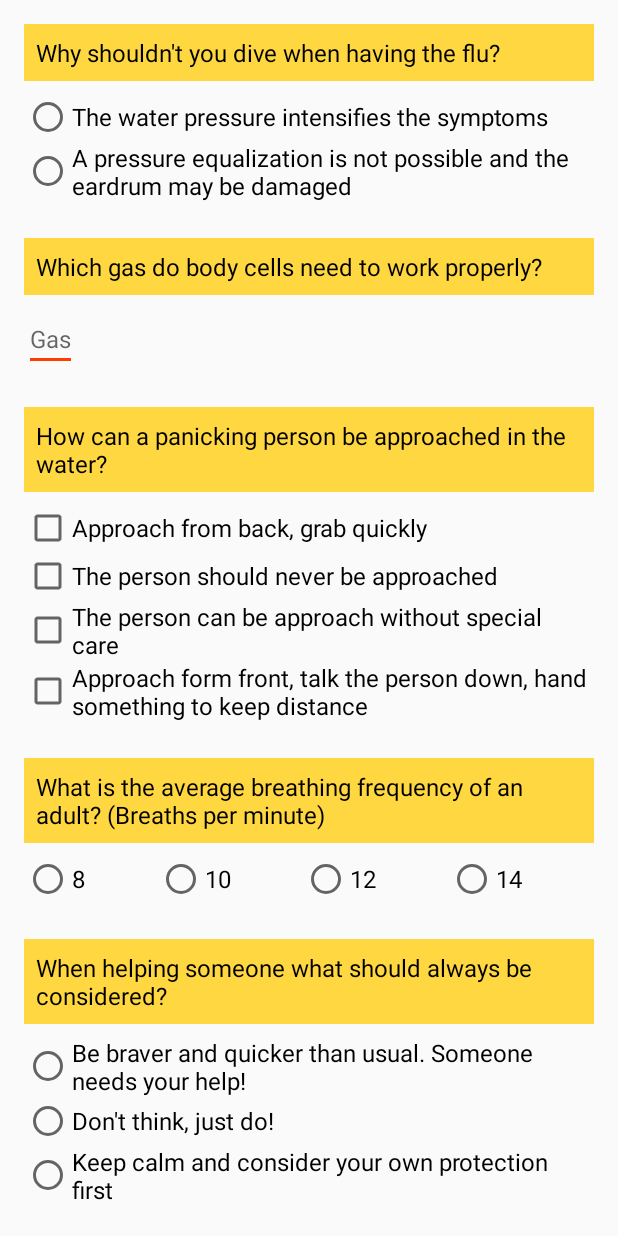
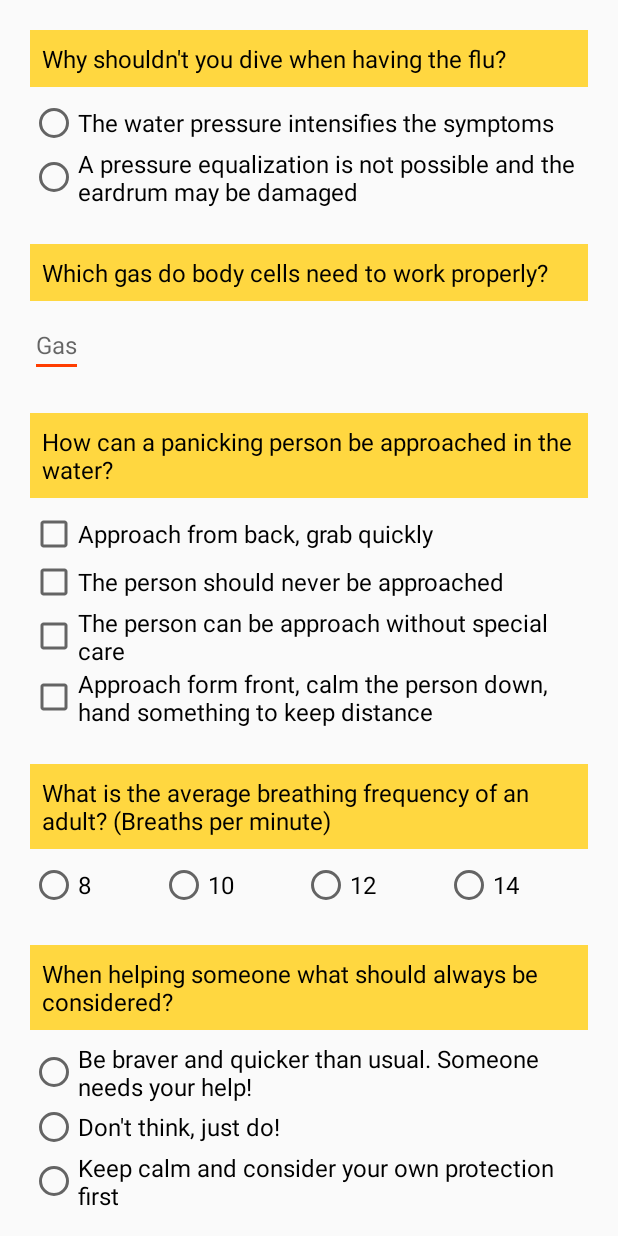
Before and after one commit to northyde/QuizApp, an Android app: the screen it shows after launch (MainActivity), on a phone screen of 412 x 824 dp. Run offline under Robolectric (Android 15) with nearby library versions, the phone set to English and light mode, and no system bars.

Commit message:
style
casting deleted

```diff
--- a/app/src/main/res/layout/activity_main.xml
+++ b/app/src/main/res/layout/activity_main.xml
@@ -7,8 +7,8 @@
     tools:context="com.example.android.quizapp.MainActivity">
 
     <LinearLayout
-        android:layout_width="match_parent"
-        android:layout_height="match_parent"
+        android:layout_width="wrap_content"
+        android:layout_height= "wrap_content"
         android:orientation="vertical">
 
         <TextView
@@ -54,7 +54,7 @@
         <EditText
             android:id="@+id/gas_editText"
             android:layout_width="wrap_content"
-            android:layout_height="wrap_content"
+            android:layout_height="0dp"
             android:layout_marginBottom="@dimen/answer_margin_bottom"
             android:layout_marginTop="@dimen/answer_margin_top"
             android:hint="@string/hint_question_two"
--- a/app/src/main/res/values/dimen.xml
+++ b/app/src/main/res/values/dimen.xml
@@ -1,5 +1,5 @@
 <resources>
-    <dimen name="main_margin">16dp</dimen>
+    <dimen name="main_margin">20dp</dimen>
     <dimen name="answer_margin_top">8dp</dimen>
     <dimen name="answer_margin_bottom">24dp</dimen>
     <dimen name="question_padding">8dp</dimen>
--- a/app/src/main/res/values/strings.xml
+++ b/app/src/main/res/values/strings.xml
@@ -6,7 +6,7 @@
     <string name="question_two">Which gas do body cells need to work properly?</string>
     <string name="answer_two">Oxygen</string>
     <string name="question_three">How can a panicking person be approached in the water?</string>
-    <string name="answer_three_front">Approach form front, talk the person down, hand something to keep distance</string>
+    <string name="answer_three_front">Approach form front, calm the person down, hand something to keep distance</string>
     <string name="answer_three_back">Approach from back, grab quickly</string>
     <string name="answer_three_not">The person should never be approached</string>
     <string name="answer_three_without">The person can be approach without special care</string>
```
Also changed, not shown: app/src/main/java/com/example/android/quizapp/MainActivity.java (+16 -18 lines).
